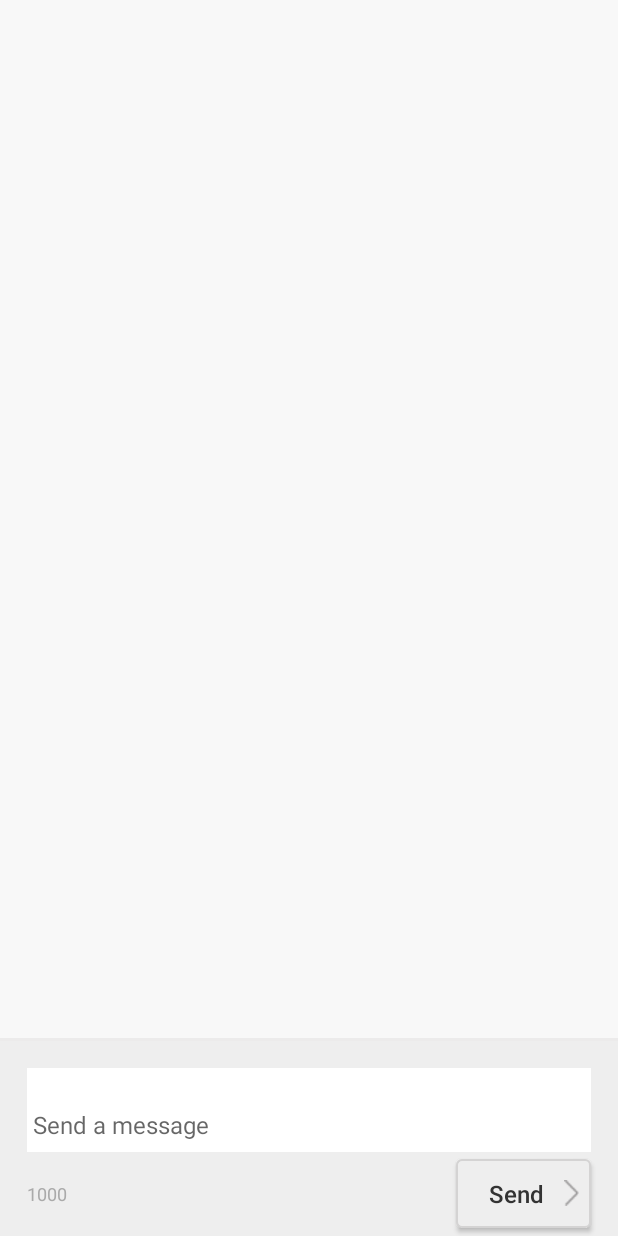
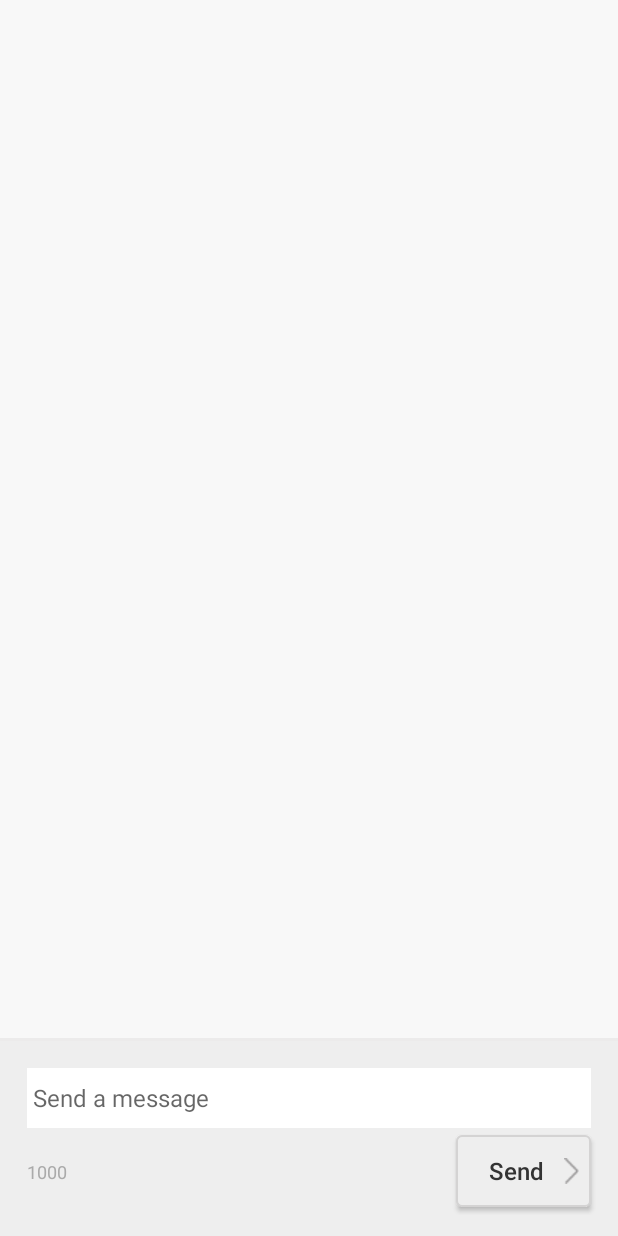
Before and after one commit to marinaserranomontes/opentok-android-sdk-ui-1, an Android app: the fragment TextChatFragment placed in its activity, after a tap on "Send", on a phone screen of 412 x 824 dp. Run offline under Robolectric (Android 15) with nearby library versions, the phone set to English and light mode, and no system bars; 2 statements that could not run were skipped.

Commit message:
Empty String & Keyboard covers send button: bug fixes

```diff
--- a/text-chat-sample/src/main/AndroidManifest.xml
+++ b/text-chat-sample/src/main/AndroidManifest.xml
@@ -17,7 +17,8 @@
         android:name="com.opentok.android.ui.textchat.sample.TextChatActivity"
         android:configChanges="orientation|keyboardHidden|screenSize"
         android:label="@string/app_name"
-        android:screenOrientation="fullSensor" >
+        android:screenOrientation="fullSensor"
+        android:windowSoftInputMode="adjustResize">
         <intent-filter>
             <action android:name="android.intent.action.MAIN" />
 
--- a/text-chat/src/main/java/com/opentok/android/ui/textchat/widget/TextChatFragment.java
+++ b/text-chat/src/main/java/com/opentok/android/ui/textchat/widget/TextChatFragment.java
@@ -175,6 +175,9 @@ public class TextChatFragment extends Fragment {
             }
 
         }
+        else{
+            mMsgEditText.setEnabled(true);
+        }
     }
     // Add a notification about a new message
     private void showMsgNotification(boolean visible) {
--- a/text-chat/src/main/res/layout/textchat_fragment_layout.xml
+++ b/text-chat/src/main/res/layout/textchat_fragment_layout.xml
@@ -62,14 +62,13 @@
         <EditText
             android:id="@+id/edit_msg"
             android:layout_width="match_parent"
-            android:layout_height="56dp"
+            android:layout_height="40dp"
             android:hint="Send a message"
             android:background="@color/edit_text_bkgd"
             android:textColor="@color/standard_font"
             android:layout_marginLeft="18dp"
             android:layout_marginRight="18dp"
             android:layout_marginTop="18dp"
-            android:paddingTop="20dp"
             android:paddingLeft="4dp"
             android:textSize="16sp"
             android:focusable="true"
```
